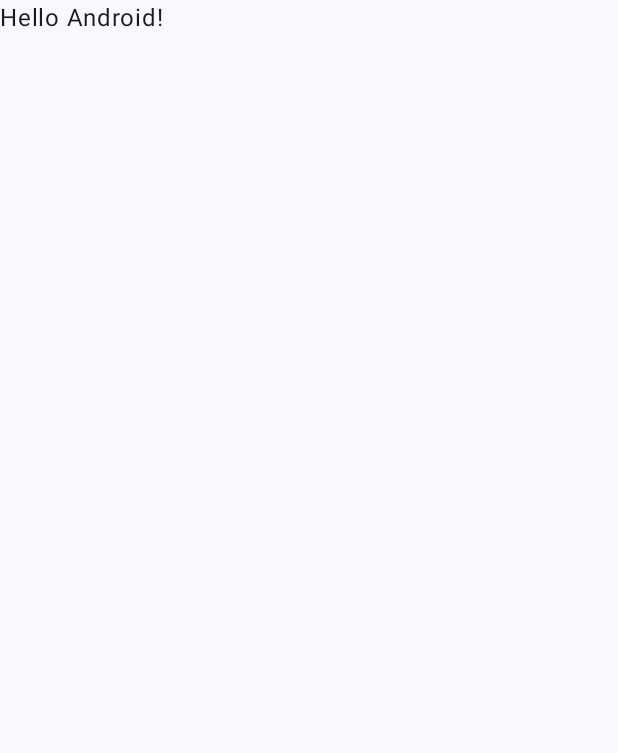
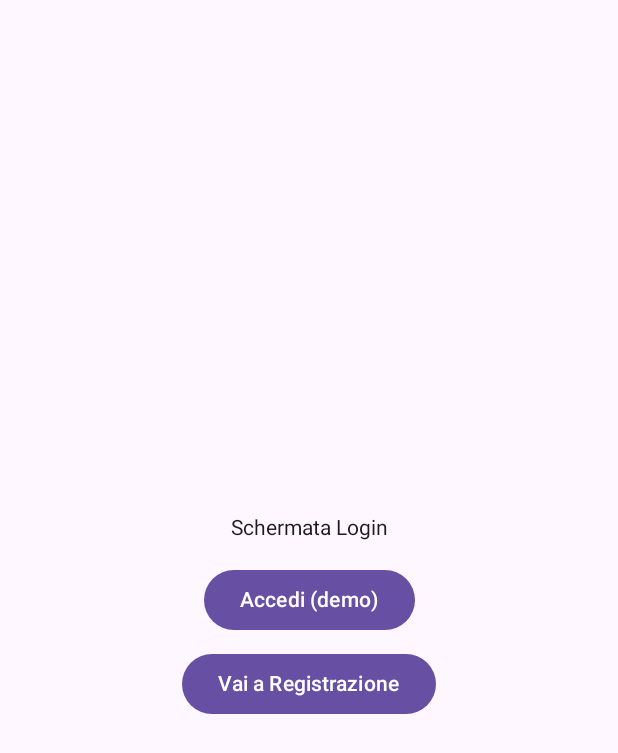
Before and after one commit to MatteoSeresi/FantasyFootball, an Android app built with Jetpack Compose: the screen it shows after launch (MainActivity), on a phone screen of 412 x 824 dp. Before the commit the part shown is almost empty. Shown: the top 753 px of the screen. Run offline under Robolectric (Android 15) with nearby library versions, the phone set to English and light mode, and no system bars.

Commit message:
Schermate iniziali

```diff
--- a/app/build.gradle.kts
+++ b/app/build.gradle.kts
@@ -50,6 +50,10 @@ dependencies {
     implementation(libs.androidx.compose.ui.graphics)
     implementation(libs.androidx.compose.ui.tooling.preview)
     implementation(libs.androidx.compose.material3)
+    // Navigazione Compose
+    implementation("androidx.navigation:navigation-compose:2.8.0")
+    // Icone estese
+    implementation("androidx.compose.material:material-icons-extended:1.6.0")
     testImplementation(libs.junit)
     androidTestImplementation(libs.androidx.junit)
     androidTestImplementation(libs.androidx.espresso.core)
--- a/app/src/main/java/com/example/fantasyfootball/MainActivity.kt
+++ b/app/src/main/java/com/example/fantasyfootball/MainActivity.kt
@@ -3,45 +3,61 @@ package com.example.fantasyfootball
 import android.os.Bundle
 import androidx.activity.ComponentActivity
 import androidx.activity.compose.setContent
-import androidx.activity.enableEdgeToEdge
-import androidx.compose.foundation.layout.fillMaxSize
-import androidx.compose.foundation.layout.padding
+import androidx.compose.material3.MaterialTheme
+import androidx.compose.material3.Surface
 import androidx.compose.material3.Scaffold
-import androidx.compose.material3.Text
 import androidx.compose.runtime.Composable
+import androidx.compose.runtime.getValue
 import androidx.compose.ui.Modifier
 import androidx.compose.ui.tooling.preview.Preview
-import com.example.fantasyfootball.ui.theme.FantasyFootballTheme
+import androidx.compose.foundation.layout.padding
+import androidx.navigation.compose.rememberNavController
+import androidx.navigation.compose.currentBackStackEntryAsState
+import com.example.fantasyfootball.ui.NavGraph
+import com.example.fantasyfootball.ui.components.BottomBar
+import com.example.fantasyfootball.ui.navigation.Screen
 
 class MainActivity : ComponentActivity() {
     override fun onCreate(savedInstanceState: Bundle?) {
         super.onCreate(savedInstanceState)
-        enableEdgeToEdge()
-        setContent {
-            FantasyFootballTheme {
-                Scaffold(modifier = Modifier.fillMaxSize()) { innerPadding ->
-                    Greeting(
-                        name = "Android",
-                        modifier = Modifier.padding(innerPadding)
-                    )
-                }
-            }
-        }
+        setContent { FantasyApp() }
     }
 }
 
 @Composable
-fun Greeting(name: String, modifier: Modifier = Modifier) {
-    Text(
-        text = "Hello $name!",
-        modifier = modifier
+fun FantasyApp() {
+    val navController = rememberNavController()
+
+    // current route
+    val navBackStackEntry by navController.currentBackStackEntryAsState()
+    val currentRoute = navBackStackEntry?.destination?.route
+
+    // schermate dove la bottom bar deve apparire
+    val bottomBarRoutes = listOf(
+        Screen.Home.route,
+        Screen.Team.route,
+        Screen.Calendar.route,
+        Screen.Stats.route,
+        Screen.Ranking.route,
+        Screen.Profile.route
     )
+    val showBottomBar = currentRoute in bottomBarRoutes
+
+    Scaffold(
+        bottomBar = {
+            if (showBottomBar) BottomBar(navController = navController)
+        }
+    ) { innerPadding ->
+        NavGraph(
+            navController = navController,
+            modifier = Modifier.padding(innerPadding)
+        )
+    }
+
 }
 
 @Preview(showBackground = true)
 @Composable
-fun GreetingPreview() {
-    FantasyFootballTheme {
-        Greeting("Android")
-    }
+fun PreviewApp() {
+    FantasyApp()
 }
--- /dev/null
+++ b/app/src/main/java/com/example/fantasyfootball/ui/NavGraph.kt
@@ -0,0 +1,64 @@
+package com.example.fantasyfootball.ui
+
+import androidx.compose.runtime.Composable
+import androidx.compose.ui.Modifier
+import androidx.navigation.NavHostController
+import androidx.navigation.compose.NavHost
+import androidx.navigation.compose.composable
+import androidx.navigation.compose.rememberNavController
+import com.example.fantasyfootball.ui.navigation.Screen
+import com.example.fantasyfootball.ui.screens.*
+
+@Composable
+fun NavGraph(
+    navController: NavHostController = rememberNavController(),
+    modifier: Modifier = Modifier
+) {
+    NavHost(
+        navController = navController,
+        startDestination = Screen.Login.route,
+        modifier = modifier
+    ) {
+        composable(Screen.Login.route) {
+            LoginScreen(
+                onLoginSuccess = {
+                    navController.navigate(Screen.Home.route) {
+                        popUpTo(Screen.Login.route) { inclusive = true }
+                        launchSingleTop = true
+                    }
+                },
+                onRegister = {
+                    navController.navigate(Screen.Register.route)
+                }
+            )
+        }
+
+        composable(Screen.Register.route) {
+            RegisterScreen(
+                onRegisterSuccess = {
+                    navController.navigate(Screen.Home.route) {
+                        popUpTo(Screen.Register.route) { inclusive = true }
+                        launchSingleTop = true
+                    }
+                },
+                onBackToLogin = {
+                    navController.popBackStack()
+                }
+            )
+        }
+
+        composable(Screen.Home.route) { HomeScreen() }
+        composable(Screen.Team.route) { TeamScreen() }
+        composable(Screen.Calendar.route) { CalendarScreen() }
+        composable(Screen.Stats.route) { StatsScreen() }
+        composable(Screen.Ranking.route) { RankingScreen() }
+        composable(Screen.Profile.route) {
+            ProfileScreen(onLogout = {
+                navController.navigate(Screen.Login.route) {
+                    popUpTo(navController.graph.startDestinationId) { inclusive = true }
+                    launchSingleTop = true
+                }
+            })
+        }
+    }
+}
--- /dev/null
+++ b/app/src/main/java/com/example/fantasyfootball/ui/navigation/Screen.kt
@@ -0,0 +1,16 @@
+package com.example.fantasyfootball.ui.navigation
+
+import androidx.compose.material.icons.Icons
+import androidx.compose.material.icons.filled.*
+import androidx.compose.ui.graphics.vector.ImageVector
+
+sealed class Screen(val route: String, val title: String, val icon: ImageVector? = null) {
+    object Login : Screen("login", "Login")
+    object Register : Screen("register", "Registrazione")
+    object Home : Screen("home", "Home", Icons.Default.Home)
+    object Team : Screen("team", "Squadra", Icons.Default.EmojiEvents) // icona provvisoria
+    object Calendar : Screen("calendar", "Calendario", Icons.Default.CalendarToday)
+    object Stats : Screen("stats", "Statistiche", Icons.Default.BarChart)
+    object Ranking : Screen("ranking", "Classifica", Icons.Default.Star) // icona provvisoria
+    object Profile : Screen("profile", "Profilo", Icons.Default.Person)
+}
--- /dev/null
+++ b/app/src/main/java/com/example/fantasyfootball/ui/screens/Screens.kt
@@ -0,0 +1,91 @@
+package com.example.fantasyfootball.ui.screens
+
+import androidx.compose.foundation.layout.*
+import androidx.compose.material3.Button
+import androidx.compose.material3.Text
+import androidx.compose.runtime.Composable
+import androidx.compose.ui.Alignment
+import androidx.compose.ui.Modifier
+import androidx.compose.ui.unit.dp
+
+@Composable
+fun LoginScreen(onLoginSuccess: () -> Unit, onRegister: () -> Unit) {
+    Box(modifier = Modifier.fillMaxSize(), contentAlignment = Alignment.Center) {
+        Column(horizontalAlignment = Alignment.CenterHorizontally) {
+            Text("Schermata Login")
+            Spacer(modifier = Modifier.height(16.dp))
+            Button(onClick = { onLoginSuccess() }) {
+                Text("Accedi (demo)")
+            }
+            Spacer(modifier = Modifier.height(8.dp))
+            Button(onClick = { onRegister() }) {
+                Text("Vai a Registrazione")
+            }
+        }
+    }
+}
+
+@Composable
+fun RegisterScreen(onRegisterSuccess: () -> Unit, onBackToLogin: () -> Unit) {
+    Box(modifier = Modifier.fillMaxSize(), contentAlignment = Alignment.Center) {
+        Column(horizontalAlignment = Alignment.CenterHorizontally) {
+            Text("Schermata Registrazione")
+            Spacer(modifier = Modifier.height(16.dp))
+            Button(onClick = { onRegisterSuccess() }) {
+                Text("Registrati (demo)")
+            }
+            Spacer(modifier = Modifier.height(8.dp))
+            Button(onClick = { onBackToLogin() }) {
+                Text("Torna al Login")
+            }
+        }
+    }
+}
+
+@Composable
+fun HomeScreen() {
+    Box(modifier = Modifier.fillMaxSize(), contentAlignment = Alignment.Center) {
+        Text("Schermata Home")
+    }
+}
+
+@Composable
+fun TeamScreen() {
+    Box(modifier = Modifier.fillMaxSize(), contentAlignment = Alignment.Center) {
+        Text("Schermata Gestione Squadra")
+    }
+}
+
+@Composable
+fun CalendarScreen() {
+    Box(modifier = Modifier.fillMaxSize(), contentAlignment = Alignment.Center) {
+        Text("Schermata Calendario")
+    }
+}
+
+@Composable
+fun StatsScreen() {
+    Box(modifier = Modifier.fillMaxSize(), contentAlignment = Alignment.Center) {
+        Text("Schermata Statistiche")
+    }
+}
+
+@Composable
+fun RankingScreen() {
+    Box(modifier = Modifier.fillMaxSize(), contentAlignment = Alignment.Center) {
+        Text("Schermata Classifica")
+    }
+}
+
+@Composable
+fun ProfileScreen(onLogout: () -> Unit) {
+    Box(modifier = Modifier.fillMaxSize(), contentAlignment = Alignment.Center) {
+        Column(horizontalAlignment = Alignment.CenterHorizontally) {
+            Text("Schermata Profilo")
+            Spacer(modifier = Modifier.height(16.dp))
+            Button(onClick = { onLogout() }) {
+                Text("Logout (demo)")
+            }
+        }
+    }
+}
```
Also changed, not shown: app/src/main/java/com/example/fantasyfootball/ui/components/BottomBar.kt (added, +49 -0 lines).
